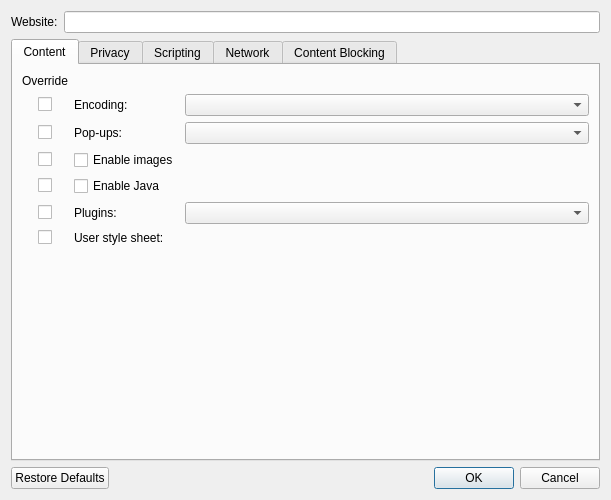
Old version of the form src/ui/WebsitePreferencesDialog.ui in the repository OtterBrowser/otter-browser.
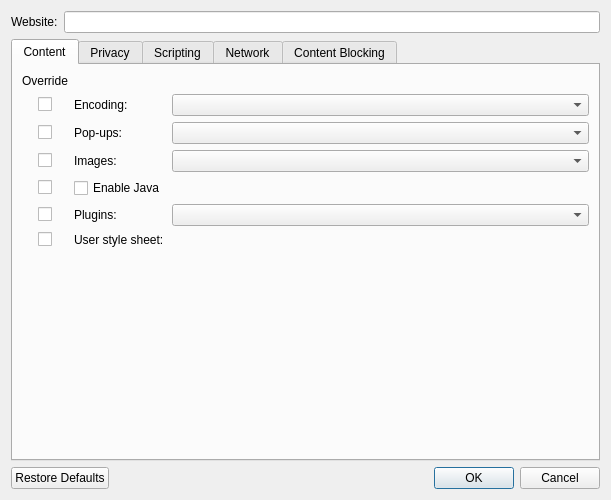
New version of the form. Custom widgets are drawn as their Qt base class.

Commit message: Turn Browser/EnableImages into enumeration which allows to load only cached images, references #1146

```diff
--- a/src/ui/WebsitePreferencesDialog.ui
+++ b/src/ui/WebsitePreferencesDialog.ui
@@ -132,13 +132,6 @@
          </property>
         </widget>
        </item>
-       <item row="3" column="1">
-        <widget class="QCheckBox" name="enableImagesCheckBox">
-         <property name="text">
-          <string>Enable images</string>
-         </property>
-        </widget>
-       </item>
        <item row="5" column="0" alignment="Qt::AlignHCenter">
         <widget class="QCheckBox" name="pluginsOverrideCheckBox">
          <property name="text">
@@ -179,6 +172,19 @@
          </property>
         </spacer>
        </item>
+       <item row="3" column="1">
+        <widget class="QLabel" name="enableImagesLabel">
+         <property name="text">
+          <string>Images:</string>
+         </property>
+         <property name="buddy">
+          <cstring>enableImagesComboBox</cstring>
+         </property>
+        </widget>
+       </item>
+       <item row="3" column="2">
+        <widget class="QComboBox" name="enableImagesComboBox"/>
+       </item>
       </layout>
      </widget>
      <widget class="QWidget" name="privacyTab">
```
Left out of the diff: 26 changed lines with no effect on the pictures. The commit also changes 13 other files.
